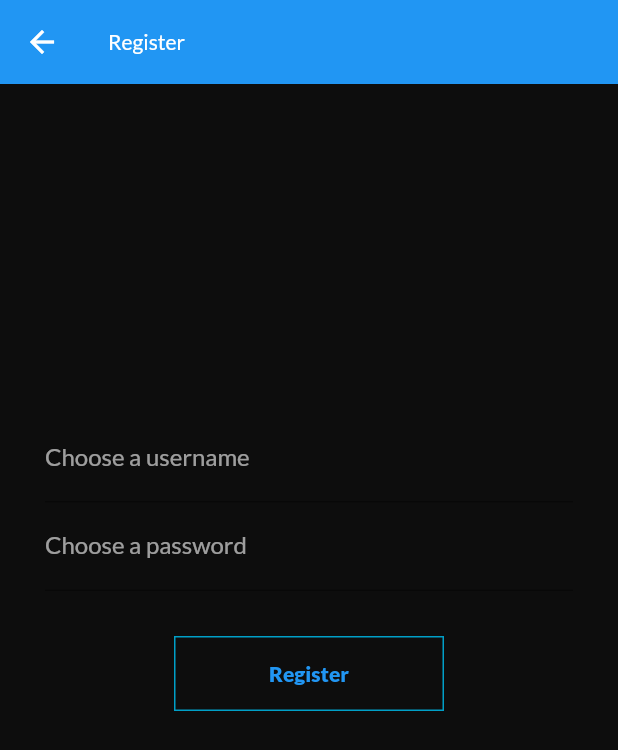
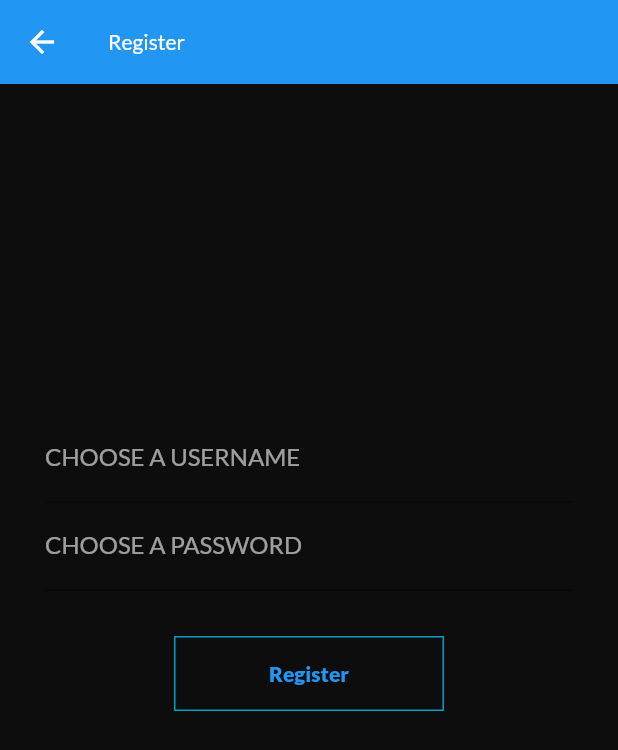
Before and after one commit to kaciyn/aulare, a Flutter app: the screen it shows after launch, after a tap on "Sign Up", on a phone screen of 412 x 824 dp. Shown: the top 750 px of the screen. Run offline on Flutter 3.47's test engine with Material 2 defaults, Android fonts, the phone set to English and light mode, and no system bars; our stand-ins replace bloc, cloud_firestore, equatable, file_picker, firebase_auth, firebase_core and 5 more; missing offline and left inert: flutter_launcher_icons, rubber; accounts and stored records are empty.

Commit message:
Changing RegisterAndLogin to just register for a bit more consistency, trying to figure out why nothing is passing into the authentication repository or provider lol

```diff
--- a/lib/config/paths.dart
+++ b/lib/config/paths.dart
@@ -1,6 +1,6 @@
 import 'package:file_picker/file_picker.dart';
 
-class Paths {
+mixin Paths {
   /*
   Firebase paths
    */
@@ -12,7 +12,7 @@ class Paths {
   static const String contactsPath = 'contacts';
   static const String usernameUidMapPath = '/username_uid_map';
   static const String conversationsPath = '/conversations';
-  static const String conversation_messages = '/conversation_messages';
+  static const String conversationMessages = '/conversation_messages';
   static const String messagesPath = 'messages';
 
   static String getAttachmentPathByFileType(FileType fileType) {
--- a/lib/main.dart
+++ b/lib/main.dart
@@ -1,6 +1,8 @@
 import 'package:aulare/app.dart';
 import 'package:aulare/repositories/storage_repository.dart';
 import 'package:aulare/repositories/user_data_repository.dart';
+import 'package:aulare/utilities/constants.dart';
+import 'package:aulare/utilities/shared_objects.dart';
 import 'package:aulare/views/authentication/bloc/authentication_bloc.dart';
 import 'package:aulare/views/authentication/bloc/authentication_repository.dart';
 import 'package:aulare/views/contacts/bloc/contacts_bloc.dart';
@@ -11,6 +13,8 @@ import 'package:firebase_core/firebase_core.dart';
 import 'package:flutter/cupertino.dart';
 import 'package:flutter/material.dart';
 import 'package:flutter_bloc/flutter_bloc.dart';
+import 'package:path_provider/path_provider.dart';
+import 'package:shared_preferences/shared_preferences.dart';
 
 import 'StateObserver.dart';
 
@@ -18,20 +22,17 @@ Future<void> main() async {
   WidgetsFlutterBinding.ensureInitialized();
   await Firebase.initializeApp();
 
-  final authenticationRepository = AuthenticationRepository();
-  final userDataRepository = UserDataRepository();
-  final storageRepository = StorageRepository();
-  final messagingRepository = MessagingRepository();
+  final _authenticationRepository = AuthenticationRepository();
+  final _userDataRepository = UserDataRepository();
+  final _storageRepository = StorageRepository();
+  final _messagingRepository = MessagingRepository();
 
-  // SharedObjects.preferences = await CachedSharedPreferences.getInstance();
-  // Constants.cacheDirPath = (await getTemporaryDirectory()).path;
+  SharedObjects.preferences = (await CachedSharedPreferences.getInstance())!;
+  Constants.cacheDirPath = (await getTemporaryDirectory()).path;
   // Constants.downloadsDirPath =
   //     (await DownloadsPathProvider.downloadsDirectory).path;
-  //
-  // final observer = StateObserver();
-  //
-  // Bloc.observer = observer;
 
+  //necessary even??
   BlocOverrides.runZoned(
     () {
       // ...
@@ -44,27 +45,28 @@ Future<void> main() async {
     providers: [
       BlocProvider<AuthenticationBloc>(
         create: (context) => AuthenticationBloc(
-            authenticationRepository: authenticationRepository,
-            userDataRepository: userDataRepository,
-            storageRepository: storageRepository)
+            authenticationRepository: _authenticationRepository,
+            userDataRepository: _userDataRepository,
+            storageRepository: _storageRepository)
           ..add(AppLaunched()),
       ),
       BlocProvider<ContactsBloc>(
         create: (context) => ContactsBloc(
-            userDataRepository: userDataRepository,
-            messagingRepository: messagingRepository),
+            userDataRepository: _userDataRepository,
+            messagingRepository: _messagingRepository),
       ),
       BlocProvider<MessagingBloc>(
         create: (context) => MessagingBloc(
-            userDataRepository: userDataRepository,
-            storageRepository: storageRepository,
-            messagingRepository: messagingRepository),
+            userDataRepository: _userDataRepository,
+            storageRepository: _storageRepository,
+            messagingRepository: _messagingRepository),
       ),
       // BlocProvider<AttachmentsBloc>(
       //   create: (context) => AttachmentsBloc(chatRepository: chatRepository),
       // ),
       BlocProvider<HomeBloc>(
-        create: (context) => HomeBloc(messagingRepository: messagingRepository),
+        create: (context) =>
+            HomeBloc(messagingRepository: _messagingRepository),
       ),
       // BlocProvider<ConfigBloc>(
       //   create: (context) => ConfigBloc(
@@ -77,6 +79,8 @@ Future<void> main() async {
 }
 
 class Aulare extends StatelessWidget {
+  const Aulare({Key? key}) : super(key: key);
+
   @override
   Widget build(BuildContext context) {
     return AulareApp();
--- a/lib/utilities/constants.dart
+++ b/lib/utilities/constants.dart
@@ -1,4 +1,4 @@
-class Constants {
+mixin Constants {
   static const firstRun = 'firstRun';
   static const sessionUid = 'sessionUid';
   static const sessionUsername = 'sessionUsername';
--- a/lib/views/authentication/bloc/authentication_bloc.dart
+++ b/lib/views/authentication/bloc/authentication_bloc.dart
@@ -22,7 +22,7 @@ class AuthenticationBloc
       required this.storageRepository})
       : super(Uninitialized()) {
     on<AppLaunched>(_onAppLaunched);
-    on<RegisterAndLogin>(_onRegisterAndLogin);
+    on<Register>(_onRegister);
     on<Login>(_onLogin);
     on<Logout>(_onLogout);
     on<UsernameInputActivated>(_onUsernameInputActivated);
@@ -59,17 +59,20 @@ class AuthenticationBloc
     }
   }
 
-  Stream<AuthenticationState> _onRegisterAndLogin(event, emit) async* {
+  Stream<AuthenticationState> _onRegister(event, emit) async* {
     emit(Authenticating());
     try {
       await authenticationRepository.register(event.username, event.password);
 
       await authenticationRepository.login(event.username, event.password);
 
+      add(SaveProfile(event));
+
       emit(Authenticated(await authenticationRepository.getCurrentUser()));
     } catch (error) {
       //todo add custom error here
       emit(Failed(error: error.toString()));
+      emit(Unauthenticated()); // redirect to login page
     }
   }
 
@@ -83,6 +86,8 @@ class AuthenticationBloc
     } catch (error) {
       //todo add custom error here
       emit(Failed(error: error.toString()));
+      emit(Unauthenticated()); // redirect to login page
+
     }
   }
 
--- a/lib/views/authentication/bloc/authentication_event.dart
+++ b/lib/views/authentication/bloc/authentication_event.dart
@@ -16,12 +16,6 @@ class AppLaunched extends AuthenticationEvent {
   String toString() => 'AppLaunched';
 }
 
-class ClickedLogIn extends AuthenticationEvent {
-  @override
-  String toString() => 'ClickedLogIn';
-// String toString() => 'LogIn { token: $token }';
-}
-
 class Login extends AuthenticationEvent {
   const Login({
     required this.username,
@@ -33,12 +27,11 @@ class Login extends AuthenticationEvent {
   final String password;
 
   @override
-  String toString() =>
-      'ClickedLogIn { username: $username, password: $password }';
+  String toString() => 'Login { username: $username, password: $password }';
 }
 
-class RegisterAndLogin extends AuthenticationEvent {
-  const RegisterAndLogin({
+class Register extends AuthenticationEvent {
+  const Register({
     required this.username,
     required this.password,
   });
--- a/lib/views/authentication/registration_page.dart
+++ b/lib/views/authentication/registration_page.dart
@@ -4,6 +4,7 @@ import 'package:flutter/cupertino.dart';
 import 'package:flutter/material.dart';
 import 'package:flutter_bloc/flutter_bloc.dart';
 import '../../config/transitions.dart';
+import '../../navigator/navigator_bloc.dart';
 import '../home/home_page.dart';
 // import 'package:sizes/sizes_helpers.dart';
 
@@ -63,9 +64,11 @@ class _RegistrationPageState extends State<RegistrationPage>
                           child: Builder(builder: (context) {
                             if (state is Unauthenticated) {
                               //make this fade in and out later
-                              return const Text('',
-                                  style:
-                                      TextStyle(fontWeight: FontWeight.w300));
+                              return const Text('REGISTER NEW USER',
+                                  style: TextStyle(
+                                      color:
+                                          CupertinoColors.lightBackgroundGray,
+                                      fontWeight: FontWeight.w300));
                             } else if (state is UsernameInputActive) {
                               //make this fade in and out later
                               return const Text(
@@ -96,7 +99,7 @@ class _RegistrationPageState extends State<RegistrationPage>
                       },
                       focusNode: _usernameInputFocusNode,
                       decoration:
-                          const InputDecoration(labelText: 'Choose a username'),
+                          const InputDecoration(labelText: 'CHOOSE A USERNAME'),
                       controller: _usernameController,
                     ),
                     TextFormField(
@@ -106,7 +109,7 @@ class _RegistrationPageState extends State<RegistrationPage>
                       },
                       focusNode: _passwordInputFocusNode,
                       decoration:
-                          const InputDecoration(labelText: 'Choose a password'),
+                          const InputDecoration(labelText: 'CHOOSE A PASSWORD'),
                       controller: _passwordController,
                       obscureText: true,
                       // obscureText: state is PasswordObscured,
@@ -155,10 +158,19 @@ class _RegistrationPageState extends State<RegistrationPage>
     });
   }
 
-  void _onRegisterButtonPressed() {
-    final username = _usernameController.text.trim();
-    final password = _passwordController.text.trim();
-    authenticationBloc.add(RegisterAndLogin(
+  void _onRegisterButtonPressed() async {
+    final username = _usernameController.text;
+    final password = _passwordController.text;
+    authenticationBloc.add(Register(
+      username: username,
+      password: password,
+    ));
+
+    authenticationBloc.add(SaveProfile(
+        // profilePicture,
+        _usernameController.text));
+
+    authenticationBloc.add(Login(
       username: username,
       password: password,
     ));
@@ -167,15 +179,6 @@ class _RegistrationPageState extends State<RegistrationPage>
       context,
       SlideLeftRoute(page: const HomePage()),
     );
-
-    // authenticationBloc.add(SaveProfile(
-    //   // profilePicture,
-    //     _usernameController.text));
-    // authenticationBloc.add(Login(
-    //   username: username,
-    //   password: password,
-    // ));
-    // BlocProvider.of<NavigatorBloc>(context).add(NavigateToHome());
   }
 
   @override
--- a/pubspec.yaml
+++ b/pubspec.yaml
@@ -55,6 +55,7 @@ dependencies:
   cached_network_image: ^3.2.0
   intl: ^0.17.0
   flutter_hooks: ^0.18.2+1
+  path_provider: ^2.0.9
 
 dev_dependencies:
   flutter_lints: ^1.0.4
```
Also changed, not shown: lib/providers/user_data_provider.dart (+6 -5 lines), lib/utilities/shared_objects.dart (+20 -19 lines).
